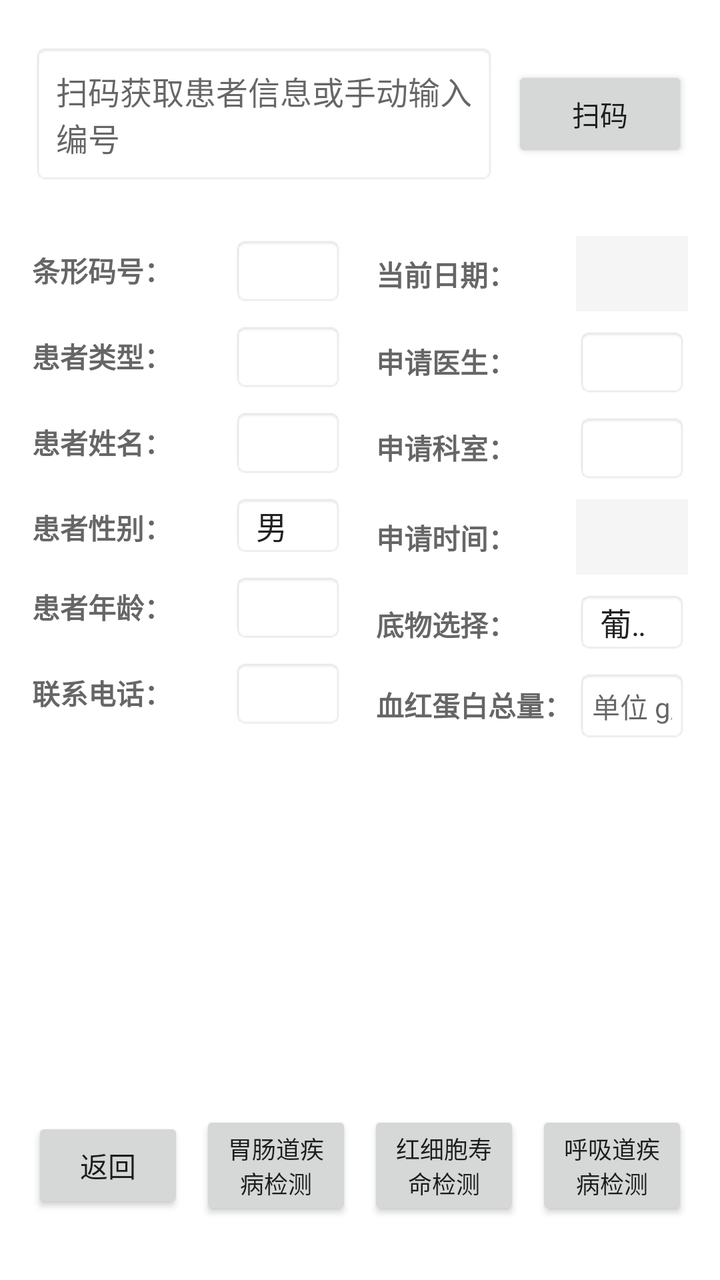
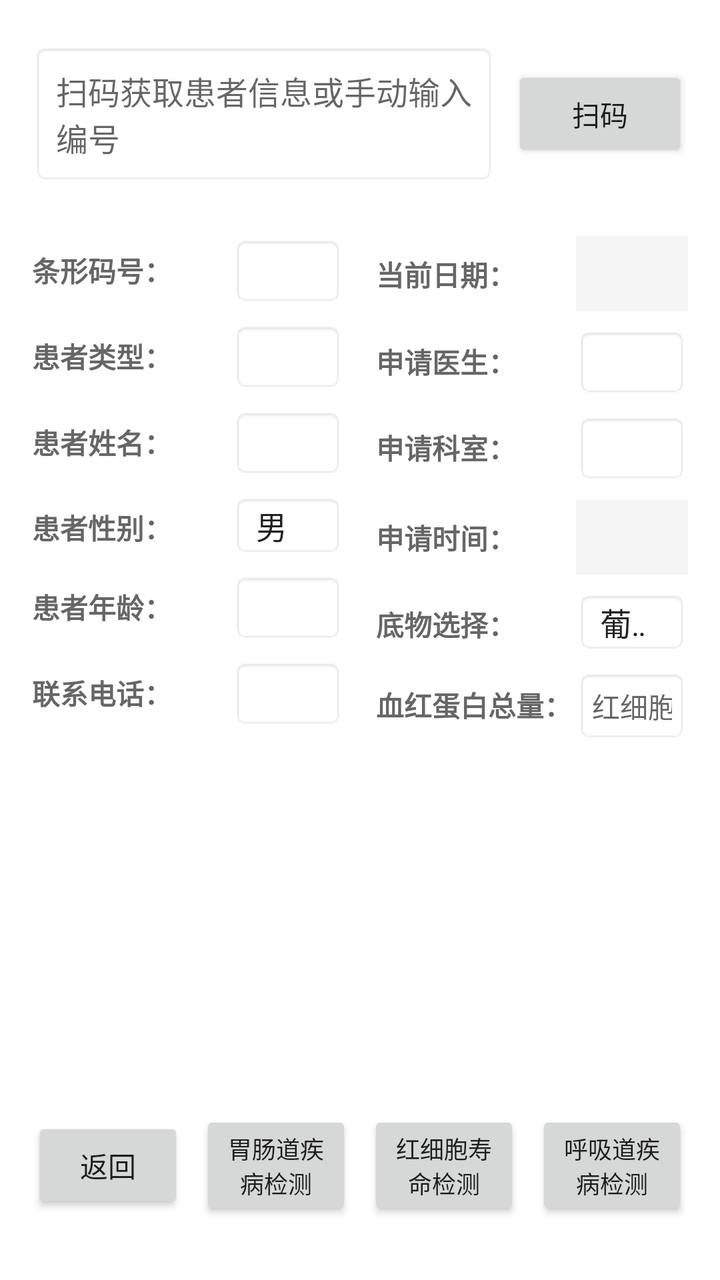

The first picture is an Android layout as it rendered before a commit; the second is the same layout after the commit. The layout source and the unified diff follow.
<!-- AndroidManifest.xml: application theme Theme.WellYearn -->
<!-- res/layout/activity_detect_analysis.xml -->
<?xml version="1.0" encoding="utf-8"?>
<LinearLayout xmlns:android="http://schemas.android.com/apk/res/android"
    android:layout_width="match_parent"
    android:layout_height="match_parent"
    android:orientation="vertical"
    android:padding="16dp"
    android:background="#FFFFFF">

    
    <LinearLayout
        android:layout_width="match_parent"
        android:layout_height="0dp"
        android:layout_weight="1"
        android:orientation="horizontal"
        android:gravity="center_vertical"
        android:layout_marginBottom="8dp">

        <EditText
            android:id="@+id/etScanResult"
            android:layout_width="0dp"
            android:layout_weight="1"
            android:layout_height="wrap_content"
            android:hint="扫码获取患者信息或手动输入编号"
            android:textSize="16sp"
            android:padding="12dp"
            android:background="@android:drawable/editbox_background" />

        <Button
            android:id="@+id/btnScan"
            android:layout_width="wrap_content"
            android:layout_height="wrap_content"
            android:text="扫码"
            android:layout_marginStart="8dp" />
    </LinearLayout>

    
    <LinearLayout
        android:layout_width="match_parent"
        android:layout_height="0dp"
        android:layout_weight="5"
        android:orientation="horizontal"
        android:layout_marginTop="8dp">

        
        <ScrollView
            android:layout_width="0dp"
            android:layout_height="match_parent"
            android:layout_weight="1"
            android:layout_marginEnd="8dp">

            <LinearLayout
                android:layout_width="match_parent"
                android:layout_height="wrap_content"
                android:orientation="vertical">

                <LinearLayout style="@style/HorizontalInfoRow">
                    <TextView style="@style/InfoLabelLeft" android:text="条形码号：" />
                    <EditText android:id="@+id/etSpecimenNo" style="@style/InfoEditRight" />
                </LinearLayout>

                <LinearLayout style="@style/HorizontalInfoRow">
                    <TextView style="@style/InfoLabelLeft" android:text="患者类型：" />
                    <EditText android:id="@+id/etPatientType" style="@style/InfoEditRight" />
                </LinearLayout>

                <LinearLayout style="@style/HorizontalInfoRow">
                    <TextView style="@style/InfoLabelLeft" android:text="患者姓名：" />
                    <EditText android:id="@+id/etPatientName" style="@style/InfoEditRight" />
                </LinearLayout>

                <LinearLayout style="@style/HorizontalInfoRow">
                    <TextView style="@style/InfoLabelLeft" android:text="患者性别：" />
                    <Spinner
                        android:id="@+id/spPatientGender"
                        style="@style/InfoSpinnerRight"
                        android:entries="@array/gender_array" />
                </LinearLayout>

                <LinearLayout style="@style/HorizontalInfoRow">
                    <TextView style="@style/InfoLabelLeft" android:text="患者年龄：" />
                    <EditText android:id="@+id/etPatientAge" style="@style/InfoEditRight" />
                </LinearLayout>

                <LinearLayout style="@style/HorizontalInfoRow">
                    <TextView style="@style/InfoLabelLeft" android:text="联系电话：" />
                    <EditText android:id="@+id/etPhone" style="@style/InfoEditRight" />
                </LinearLayout>

            </LinearLayout>
        </ScrollView>

        
        <ScrollView
            android:layout_width="0dp"
            android:layout_height="match_parent"
            android:layout_weight="1"
            android:layout_marginStart="8dp">

            <LinearLayout
                android:layout_width="match_parent"
                android:layout_height="wrap_content"
                android:orientation="vertical">

                <LinearLayout style="@style/HorizontalInfoRow">
                    <TextView style="@style/InfoLabelLeft" android:text="当前日期：" />
                    <TextView android:id="@+id/tvCurrentDate" style="@style/InfoValueRight" />
                </LinearLayout>

                <LinearLayout style="@style/HorizontalInfoRow">
                    <TextView style="@style/InfoLabelLeft" android:text="申请医生：" />
                    <EditText android:id="@+id/etApplyDoctor" style="@style/InfoEditRight" />
                </LinearLayout>

                <LinearLayout style="@style/HorizontalInfoRow">
                    <TextView style="@style/InfoLabelLeft" android:text="申请科室：" />
                    <EditText android:id="@+id/etApplyDept" style="@style/InfoEditRight" />
                </LinearLayout>

                <LinearLayout style="@style/HorizontalInfoRow">
                    <TextView style="@style/InfoLabelLeft" android:text="申请时间：" />
                    <TextView android:id="@+id/tvApplyTime" style="@style/InfoValueRight" />
                </LinearLayout>
                <LinearLayout style="@style/HorizontalInfoRow">
                    <TextView style="@style/InfoLabelLeft" android:text="底物选择：" />
                    <Spinner
                        android:id="@+id/spSubstrate"
                        style="@style/InfoSpinnerRight"
                        android:entries="@array/substrate_array1" />
                </LinearLayout>
                
                <LinearLayout style="@style/HorizontalInfoRow">
                    <TextView style="@style/InfoLabelLeft" android:text="血红蛋白总量：" />
                    <EditText
                        android:id="@+id/etHemoglobin"
                        style="@style/InfoEditRight"
                        android:hint="单位 g/L"
                        android:inputType="numberDecimal" />
                </LinearLayout>

            </LinearLayout>
        </ScrollView>
    </LinearLayout>

    
    <LinearLayout
        android:layout_width="match_parent"
        android:layout_height="0dp"
        android:layout_weight="1"
        android:orientation="horizontal"
        android:gravity="center"
        android:layout_marginTop="16dp">

        <Button
            android:id="@+id/btnBack"
            android:layout_width="0dp"
            android:layout_height="wrap_content"
            android:layout_weight="1"
            android:text="返回"
            android:layout_marginEnd="8dp" />

        <Button
            android:id="@+id/btnGI"
            android:layout_width="0dp"
            android:layout_height="wrap_content"
            android:layout_weight="1"
            android:text="胃肠道疾病检测"
            android:layout_marginEnd="8dp"
            android:textSize="12sp" />

        <Button
            android:id="@+id/btnRBC"
            android:layout_width="0dp"
            android:layout_height="wrap_content"
            android:layout_weight="1"
            android:text="红细胞寿命检测"
            android:layout_marginEnd="8dp"
            android:textSize="12sp" />

        <Button
            android:id="@+id/btnResp"
            android:layout_width="0dp"
            android:layout_height="wrap_content"
            android:layout_weight="1"
            android:text="呼吸道疾病检测"
            android:textSize="12sp" />
    </LinearLayout>

</LinearLayout>
<!-- resources referenced by this layout -->
<resources>
  <string-array name="gender_array">
          <item>男</item>
          <item>女</item>
      </string-array>
  <string-array name="substrate_array1">
          <item>葡萄糖</item>
          <item>乳果糖</item>
      </string-array>
  <style name="HorizontalInfoRow">
          <item name="android:layout_width">match_parent</item>
          <item name="android:layout_height">wrap_content</item>
          <item name="android:orientation">horizontal</item>
          <item name="android:layout_marginTop">4dp</item>
          <item name="android:layout_marginBottom">4dp</item>
      </style>
  <style name="InfoEditRight">
          <item name="android:layout_width">0dp</item>
          <item name="android:layout_weight">1</item>
          <item name="android:layout_height">wrap_content</item>
          <item name="android:textSize">14sp</item>
          <item name="android:background">@android:drawable/editbox_background</item>
          <item name="android:padding">8dp</item>
      </style>
  <style name="InfoLabelLeft">
          <item name="android:layout_width">100dp</item>
          <item name="android:layout_height">wrap_content</item>
          <item name="android:textSize">14sp</item>
          <item name="android:textColor">#666666</item>
          <item name="android:textStyle">bold</item>
          <item name="android:gravity">left|center_vertical</item>
      </style>
  <style name="InfoSpinnerRight">
          <item name="android:layout_width">0dp</item>
          <item name="android:layout_weight">1</item>
          <item name="android:layout_height">wrap_content</item>
          <item name="android:background">@android:drawable/editbox_background</item>
          <item name="android:padding">4dp</item>
      </style>
  <style name="InfoValueRight">
          <item name="android:layout_width">0dp</item>
          <item name="android:layout_height">wrap_content</item>
          <item name="android:layout_weight">1</item>
          <item name="android:textSize">16sp</item>
          <item name="android:textColor">#333333</item>
          <item name="android:background">#F5F5F5</item>
          <item name="android:padding">8dp</item>
      </style>
  <style name="Theme.WellYearn" parent="Theme.MaterialComponents.DayNight.DarkActionBar">
          
          <item name="colorPrimary">@color/purple_500</item>
          <item name="colorPrimaryVariant">@color/purple_700</item>
          <item name="colorOnPrimary">@color/white</item>
          
          <item name="colorSecondary">@color/teal_200</item>
          <item name="colorSecondaryVariant">@color/teal_700</item>
          <item name="colorOnSecondary">@color/black</item>
          
          <item name="android:statusBarColor">?attr/colorPrimaryVariant</item>
          
      </style>
  <color name="purple_500">#FF6200EE</color>
  <color name="purple_700">#FF3700B3</color>
  <color name="white">#FFFFFFFF</color>
  <color name="teal_200">#FF03DAC5</color>
  <color name="teal_700">#FF018786</color>
  <color name="black">#FF000000</color>
</resources>

<!-- the commit's change to res/layout/activity_detect_analysis.xml (unified diff, before → after) -->
@@ -133,7 +133,7 @@
                     <EditText
                         android:id="@+id/etHemoglobin"
                         style="@style/InfoEditRight"
-                        android:hint="单位 g/L"
+                        android:hint="红细胞寿命检测必填，单位 g/L"
                         android:inputType="numberDecimal" />
                 </LinearLayout>
 
